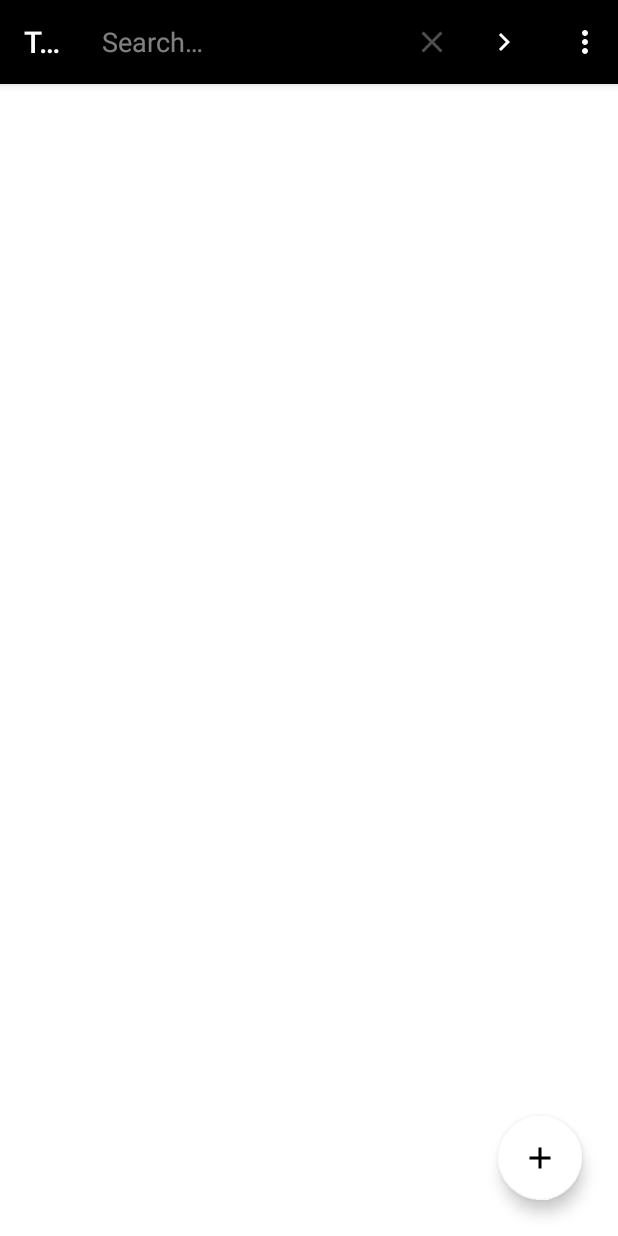
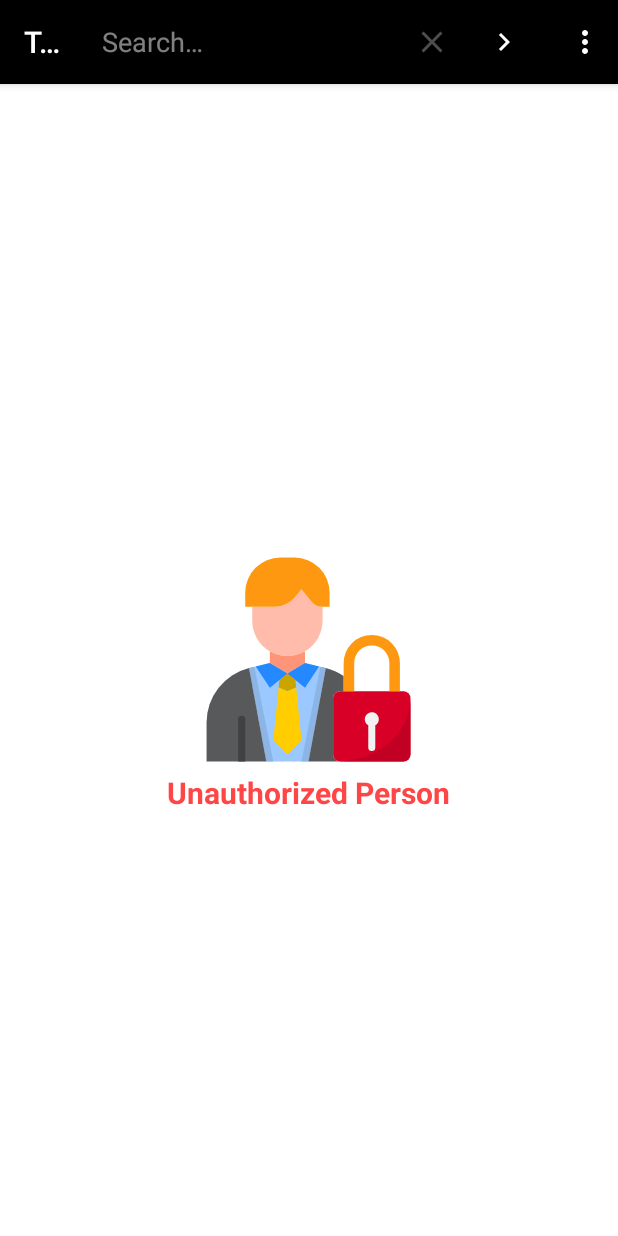
Before and after one commit to Dev-Adnani/Todo_List_App, an Android app: the screen it shows after launch (MainActivity), after a tap on "Search", on a phone screen of 412 x 824 dp. Run offline under Robolectric (Android 15) with nearby library versions, the phone set to English and light mode, and no system bars; our stand-ins replace Room's generated code, navigation-ui; libraries missing offline, so code that uses them is left out: es.dmoral.toasty, jp.wasabeef.recyclerview; 5 statements that could not run were skipped.

Commit message:
Added Fingerprint Authentication Now If User Wants To See The Data , Authentication Is Required And Updated All Dependencies

```diff
--- a/app/build.gradle
+++ b/app/build.gradle
@@ -18,10 +18,10 @@ android {
 
     defaultConfig {
         applicationId "com.devx.todolist"
-        minSdkVersion 26
+        minSdkVersion 28
         targetSdkVersion 30
         versionCode 1
-        versionName "1.0"
+        versionName "1.1"
 
         testInstrumentationRunner "androidx.test.runner.AndroidJUnitRunner"
     }
@@ -56,8 +56,8 @@ dependencies {
     androidTestImplementation 'androidx.test.espresso:espresso-core:3.3.0'
 
     // Navigation Component
-    implementation 'androidx.navigation:navigation-fragment-ktx:2.3.4'
-    implementation 'androidx.navigation:navigation-ui-ktx:2.3.4'
+    implementation 'androidx.navigation:navigation-fragment-ktx:2.3.5'
+    implementation 'androidx.navigation:navigation-ui-ktx:2.3.5'
 
     // Room components
     implementation "androidx.room:room-runtime:2.2.6"
@@ -71,15 +71,15 @@ dependencies {
     implementation "androidx.lifecycle:lifecycle-viewmodel-ktx:2.3.1"
 
     // Kotlin components
-    api "org.jetbrains.kotlinx:kotlinx-coroutines-core:1.4.2"
-    api "org.jetbrains.kotlinx:kotlinx-coroutines-android:1.4.2"
+    api 'org.jetbrains.kotlinx:kotlinx-coroutines-core:1.4.3-native-mt'
+    api 'org.jetbrains.kotlinx:kotlinx-coroutines-android:1.4.3-native-mt'
 
     // DataBinding
     kapt "com.android.databinding:compiler:3.2.0-alpha10"
     kapt "androidx.databinding:databinding-common:4.1.3"
 
     // RecyclerView Animator
-    implementation 'jp.wasabeef:recyclerview-animators:3.0.0'
+    implementation 'jp.wasabeef:recyclerview-animators:4.0.2'
 
     //Toast Lib
     implementation 'com.github.GrenderG:Toasty:1.5.0'
--- a/app/src/main/AndroidManifest.xml
+++ b/app/src/main/AndroidManifest.xml
@@ -1,6 +1,8 @@
 <?xml version="1.0" encoding="utf-8"?>
 <manifest xmlns:android="http://schemas.android.com/apk/res/android"
     package="com.devx.todolist">
+
+    <uses-permission android:name="android.permission.USE_BIOMETRIC" />
 
     <application
         android:allowBackup="true"
@@ -10,7 +12,8 @@
         android:supportsRtl="true"
         android:fullBackupContent="true"
         android:theme="@style/ToDo.App">
-        <activity android:name=".activity.MainActivity"
+        <activity
+            android:name=".activity.MainActivity"
             android:windowSoftInputMode="adjustPan">
             <intent-filter>
                 <action android:name="android.intent.action.MAIN" />
--- a/app/src/main/java/com/devx/todolist/activity/MainActivity.kt
+++ b/app/src/main/java/com/devx/todolist/activity/MainActivity.kt
@@ -1,27 +1,127 @@
 package com.devx.todolist.activity
 
+import android.app.KeyguardManager
+import android.content.Context
+import android.content.DialogInterface
+import android.content.pm.PackageManager
+import android.hardware.biometrics.BiometricPrompt
+import android.os.Build
+import android.os.Bundle
+import android.os.CancellationSignal
+import android.view.View
+import android.view.WindowManager
+import android.widget.Toast
+import androidx.annotation.RequiresApi
 import androidx.appcompat.app.AppCompatActivity
-import android.os.Bundle
+import androidx.core.app.ActivityCompat
 import androidx.navigation.findNavController
 import androidx.navigation.fragment.NavHostFragment
 import androidx.navigation.ui.setupActionBarWithNavController
 import com.devx.todolist.R
+import es.dmoral.toasty.Toasty
+import kotlinx.android.synthetic.main.activity_main.*
 
 class MainActivity : AppCompatActivity() {
 
+    private var cancellationSignal: CancellationSignal? = null
+    private val authenticationCallback: BiometricPrompt.AuthenticationCallback
+        get() =
+            @RequiresApi(Build.VERSION_CODES.P)
+            object : BiometricPrompt.AuthenticationCallback() {
+                override fun onAuthenticationError(errorCode: Int, errString: CharSequence?) {
+                    super.onAuthenticationError(errorCode, errString)
+                    notifyUser("Authentication Failed :$errString")
+                    disableUserAction()
+                }
+
+                override fun onAuthenticationSucceeded(result: BiometricPrompt.AuthenticationResult?) {
+                    super.onAuthenticationSucceeded(result)
+                    successMessage("Successfully Verified")
+                    errorRelativeLayout.visibility = View.GONE
+                    window.clearFlags(WindowManager.LayoutParams.FLAG_NOT_TOUCHABLE)
+                }
+            }
+
+
+    @RequiresApi(Build.VERSION_CODES.P)
     override fun onCreate(savedInstanceState: Bundle?) {
         super.onCreate(savedInstanceState)
         setContentView(R.layout.activity_main)
 
-        val navHostFragment = supportFragmentManager.findFragmentById(R.id.navHostFragment) as NavHostFragment
+        checkBioSupport()
+        checkAuth()
+        disableUserAction()
+
+        val navHostFragment =
+            supportFragmentManager.findFragmentById(R.id.navHostFragment) as NavHostFragment
         val navController = navHostFragment.navController
-
         setupActionBarWithNavController(navController)
     }
 
+    private fun disableUserAction() {
+        errorRelativeLayout.visibility = View.VISIBLE
+        window.setFlags(
+            WindowManager.LayoutParams.FLAG_NOT_TOUCHABLE,
+            WindowManager.LayoutParams.FLAG_NOT_TOUCHABLE
+        )
+    }
+
+    @RequiresApi(Build.VERSION_CODES.P)
+    private fun checkAuth() {
+        val biometricPrompt = BiometricPrompt.Builder(this)
+            .setTitle("Authentication is Required")
+            .setSubtitle("The App uses Fingerprint Authentication To Keep Your Data Secure")
+            .setNegativeButton("Cancel", this.mainExecutor, DialogInterface.OnClickListener()
+            { dialog, which ->
+                notifyUser("Authentication Was Cancelled By User")
+            }).build()
+
+        biometricPrompt.authenticate(getCancellationSignal(), mainExecutor, authenticationCallback)
+    }
+
+    private fun getCancellationSignal(): CancellationSignal {
+        cancellationSignal = CancellationSignal()
+        cancellationSignal?.setOnCancelListener {
+            notifyUser("Authentication Was Cancelled By User")
+        }
+        return cancellationSignal as CancellationSignal
+    }
+
+
+    private fun checkBioSupport(): Boolean {
+        val keyguardManager = getSystemService(Context.KEYGUARD_SERVICE) as KeyguardManager
+
+        if (!keyguardManager.isKeyguardSecure) {
+            notifyUser("Please Enable Fingerprint Authentication in Settings")
+            return false
+        }
+
+        if (ActivityCompat.checkSelfPermission(
+                this,
+                android.Manifest.permission.USE_BIOMETRIC
+            ) != PackageManager.PERMISSION_GRANTED
+        ) {
+            notifyUser("Please Enable Fingerprint Permission in Settings")
+            return false
+        }
+        return if (packageManager.hasSystemFeature(PackageManager.FEATURE_FINGERPRINT)) {
+            true
+        } else
+            true
+
+    }
 
     override fun onSupportNavigateUp(): Boolean {
         val navController = findNavController(R.id.navHostFragment)
         return navController.navigateUp() || super.onSupportNavigateUp()
     }
+
+    private fun notifyUser(message: String) {
+        Toasty.warning(this, message, Toast.LENGTH_SHORT, true).show()
+    }
+
+    private fun successMessage(message: String) {
+        Toasty.success(this, message, Toast.LENGTH_SHORT, true).show()
+    }
+
 }
--- /dev/null
+++ b/app/src/main/res/drawable/ic_unauthorized_person.xml
@@ -0,0 +1,57 @@
+<vector xmlns:android="http://schemas.android.com/apk/res/android"
+    android:width="200dp"
+    android:height="200dp"
+    android:viewportWidth="64"
+    android:viewportHeight="64">
+  <path
+      android:fillColor="#9bc9ff"
+      android:pathData="m36.92,34.44 l-4.92,26.56h-12l-4.92,-26.56c0.19,-0.05 0.38,-0.11 0.57,-0.15l1.35,-0.29 4,-1 5,3 5,-3 4,1 1.35,0.29c0.19,0.04 0.38,0.1 0.57,0.15z" />
+  <path
+      android:fillColor="#8cb5e5"
+      android:pathData="m35.389,34.084 l-5.389,26.916h2l4.92,-26.56c-0.19,-0.05 -0.38,-0.11 -0.57,-0.15z" />
+  <path
+      android:fillColor="#8cb5e5"
+      android:pathData="m16.611,34.084 l5.389,26.916h-2l-4.92,-26.56c0.19,-0.05 0.38,-0.11 0.57,-0.15z" />
+  <path
+      android:fillColor="#58595b"
+      android:pathData="m15.081,34.437a15.99,15.99 0,0 0,-12.081 15.498v11.065h17z" />
+  <path
+      android:fillColor="#58595b"
+      android:pathData="m39,59v-16a2,2 0,0 1,2 -2h1v-4.29a15.813,15.813 0,0 0,-5.082 -2.27l-4.918,26.56h9a2,2 0,0 1,-2 -2z" />
+  <path
+      android:fillColor="#ffbcab"
+      android:pathData="m31,29.651a9.988,9.988 0,0 0,5 -8.651v-4h-0.078a4,4 0,0 1,-3.122 -1.5l-2.8,-3.5 -1.6,2a8,8 0,0 1,-6.247 3h-6.153v4a9.988,9.988 0,0 0,5 8.651,9.941 9.941,0 0,0 10,0z" />
+  <path
+      android:fillColor="#cca400"
+      android:pathData="m28.503,39.999 l-0.217,-2.17 -2.286,-1.829 -2.286,1.829 -0.217,2.17 2.503,1.001z" />
+  <path
+      android:fillColor="#ffcd00"
+      android:pathData="m26,41 l-2.503,-1.001 -1.497,15.001 4,4 4,-4 -1.497,-15.001z" />
+  <path
+      android:fillColor="#ff9478"
+      android:pathData="m31,33v-3.349a9.941,9.941 0,0 1,-10 0v3.349l5,3z" />
+  <path
+      android:fillColor="#2488ff"
+      android:pathData="m31,40 l4,-6 -4,-1 -5,3z" />
+  <path
+      android:fillColor="#2488ff"
+      android:pathData="m26,36 l-5,-3 -4,1 4,6z" />
+  <path
+      android:fillColor="#ff9811"
+      android:pathData="m28.4,14 l1.6,-2 2.8,3.5a4,4 0,0 0,3.122 1.5h2.078v-4a10,10 0,0 0,-10 -10h-4a10,10 0,0 0,-10 10v4h8.155a8,8 0,0 0,6.245 -3z" />
+  <path
+      android:fillColor="#d80027"
+      android:pathData="M41,41L59,41A2,2 0,0 1,61 43L61,59A2,2 0,0 1,59 61L41,61A2,2 0,0 1,39 59L39,43A2,2 0,0 1,41 41z" />
+  <path
+      android:fillColor="#ff9811"
+      android:pathData="m45,41v-8a5,5 0,0 1,10 0v8h3v-8a8,8 0,0 0,-16 0v8z" />
+  <path
+      android:fillColor="#c20023"
+      android:pathData="m40.7,60.97a1.954,1.954 0,0 0,0.3 0.03h18a2.006,2.006 0,0 0,2 -2v-16c0,9.746 -9.019,17.65 -20.3,17.97z" />
+  <path
+      android:fillColor="#414042"
+      android:pathData="m13,48a1,1 0,0 1,1 1v12a0,0 0,0 1,0 0h-2a0,0 0,0 1,0 0v-12a1,1 0,0 1,1 -1z" />
+  <path
+      android:fillColor="#f1f2f2"
+      android:pathData="m52,49a2,2 0,1 0,-3 1.723v6.277a1,1 0,0 0,2 0v-6.277a1.994,1.994 0,0 0,1 -1.723z" />
+</vector>
--- a/app/src/main/res/layout/activity_main.xml
+++ b/app/src/main/res/layout/activity_main.xml
@@ -3,20 +3,49 @@
     xmlns:app="http://schemas.android.com/apk/res-auto"
     xmlns:tools="http://schemas.android.com/tools"
     android:layout_width="match_parent"
+    android:layout_height="match_parent"
     android:background="@color/colorBackground"
-    android:layout_height="match_parent"
     tools:context=".activity.MainActivity">
 
     <androidx.fragment.app.FragmentContainerView
         android:id="@+id/navHostFragment"
+        android:name="androidx.navigation.fragment.NavHostFragment"
         android:layout_width="match_parent"
         android:layout_height="match_parent"
         app:defaultNavHost="true"
         app:layout_constraintBottom_toBottomOf="parent"
         app:layout_constraintEnd_toEndOf="parent"
         app:layout_constraintHorizontal_bias="0.5"
-        android:name="androidx.navigation.fragment.NavHostFragment"
         app:layout_constraintStart_toStartOf="parent"
         app:layout_constraintTop_toTopOf="parent"
         app:navGraph="@navigation/my_nav" />
+
+
+    <RelativeLayout
+        android:id="@+id/errorRelativeLayout"
+        android:layout_width="match_parent"
+        android:layout_height="match_parent"
+        android:background="@color/colorBackground">
+
+        <ImageView
+            android:id="@+id/errorImageView"
+            android:layout_width="150dp"
+            android:layout_height="150dp"
+            android:layout_centerInParent="true"
+            android:contentDescription="@string/error_image_view"
+            android:src="@drawable/ic_unauthorized_person" />
+
+        <TextView
+            android:layout_width="wrap_content"
+            android:layout_height="wrap_content"
+            android:layout_below="@id/errorImageView"
+            android:layout_centerInParent="true"
+            android:text="@string/unauthorized_person"
+            android:textColor="@color/red"
+            android:textSize="20sp"
+            android:textStyle="bold" />
+
+    </RelativeLayout>
+
+
 </androidx.constraintlayout.widget.ConstraintLayout>
--- a/app/src/main/res/values/strings.xml
+++ b/app/src/main/res/values/strings.xml
@@ -21,5 +21,7 @@
     <string name="delete">Delete</string>
     <string name="my_title">My Title</string>
     <string name="my_description">My Description</string>
+    <string name="unauthorized_person">Unauthorized Person</string>
+    <string name="error_image_view">Error Image View</string>
 
 </resources>
```
Also changed, not shown: 370 other files.
